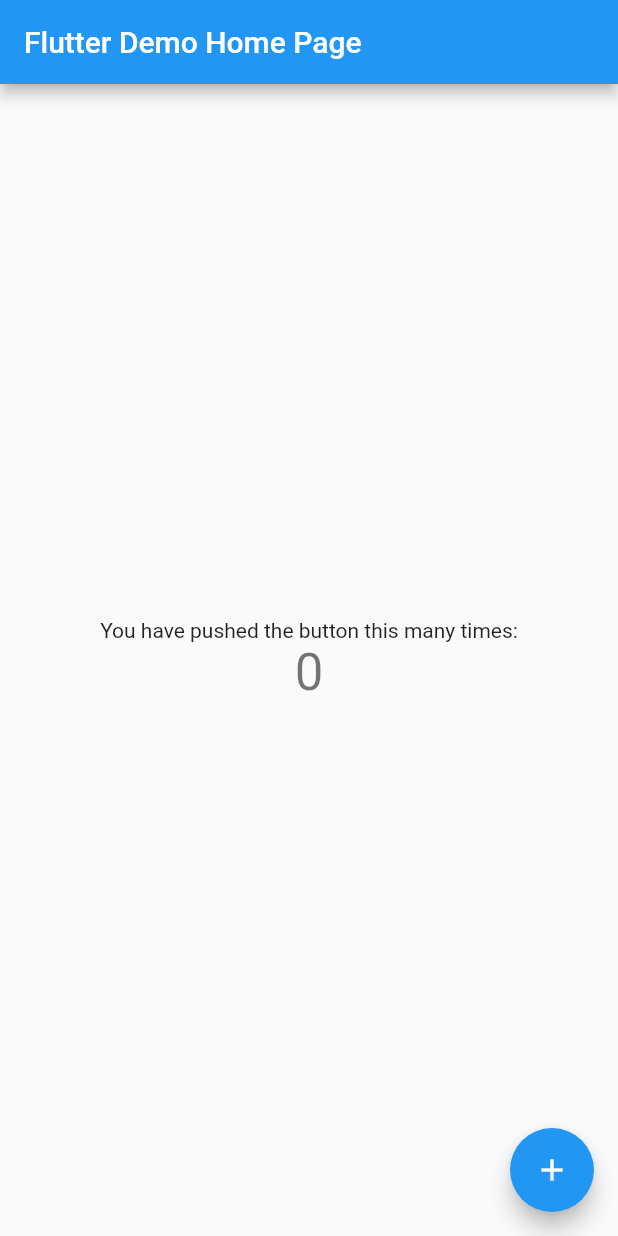
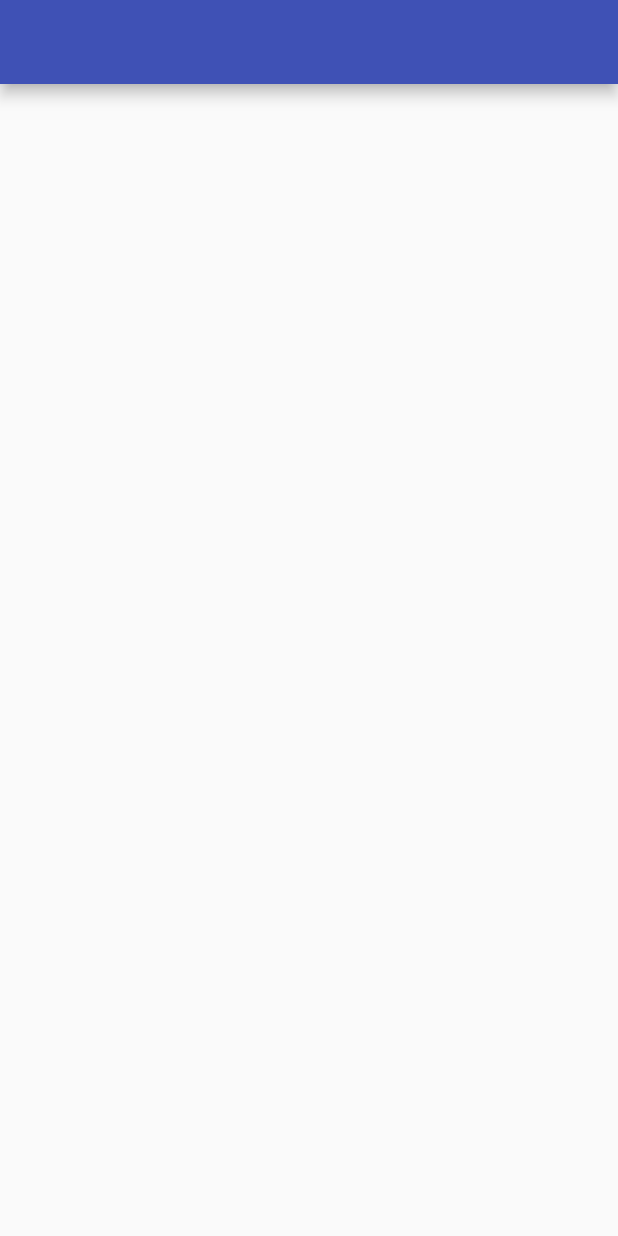
Before and after one commit to ujangproject/flutter_developer, a Flutter app: the screen it shows after launch, on a phone screen of 412 x 824 dp. Run offline on Flutter 3.47's test engine with Material 2 defaults, Android fonts, the phone set to English and light mode, and no system bars.

Commit message:
App Bar 1 100%

```diff
--- a/appbar_1/lib/main.dart
+++ b/appbar_1/lib/main.dart
@@ -7,109 +7,25 @@
 class MyApp extends StatelessWidget {
   const MyApp({Key? key}) : super(key: key);
 
-  // This widget is the root of your application.
   @override
   Widget build(BuildContext context) {
     return MaterialApp(
       title: 'Flutter Demo',
       theme: ThemeData(
-        // This is the theme of your application.
-        //
-        // Try running your application with "flutter run". You'll see the
-        // application has a blue toolbar. Then, without quitting the app, try
-        // changing the primarySwatch below to Colors.green and then invoke
-        // "hot reload" (press "r" in the console where you ran "flutter run",
-        // or simply save your changes to "hot reload" in a Flutter IDE).
-        // Notice that the counter didn't reset back to zero; the application
-        // is not restarted.
-        primarySwatch: Colors.blue,
+        primarySwatch: Colors.indigo,
       ),
-      home: const MyHomePage(title: 'Flutter Demo Home Page'),
+      home:Home()
     );
   }
 }
 
-class MyHomePage extends StatefulWidget {
-  const MyHomePage({Key? key, required this.title}) : super(key: key);
-
-  // This widget is the home page of your application. It is stateful, meaning
-  // that it has a State object (defined below) that contains fields that affect
-  // how it looks.
-
-  // This class is the configuration for the state. It holds the values (in this
-  // case the title) provided by the parent (in this case the App widget) and
-  // used by the build method of the State. Fields in a Widget subclass are
-  // always marked "final".
-
-  final String title;
-
-  @override
-  State<MyHomePage> createState() => _MyHomePageState();
-}
-
-class _MyHomePageState extends State<MyHomePage> {
-  int _counter = 0;
-
-  void _incrementCounter() {
-    setState(() {
-      // This call to setState tells the Flutter framework that something has
-      // changed in this State, which causes it to rerun the build method below
-      // so that the display can reflect the updated values. If we changed
-      // _counter without calling setState(), then the build method would not be
-      // called again, and so nothing would appear to happen.
-      _counter++;
-    });
-  }
+class Home extends StatelessWidget {
+  const Home({Key? key}) : super(key: key);
 
   @override
   Widget build(BuildContext context) {
-    // This method is rerun every time setState is called, for instance as done
-    // by the _incrementCounter method above.
-    //
-    // The Flutter framework has been optimized to make rerunning build methods
-    // fast, so that you can just rebuild anything that needs updating rather
-    // than having to individually change instances of widgets.
     return Scaffold(
-      appBar: AppBar(
-        // Here we take the value from the MyHomePage object that was created by
-        // the App.build method, and use it to set our appbar title.
-        title: Text(widget.title),
-      ),
-      body: Center(
-        // Center is a layout widget. It takes a single child and positions it
-        // in the middle of the parent.
-        child: Column(
-          // Column is also a layout widget. It takes a list of children and
-          // arranges them vertically. By default, it sizes itself to fit its
-          // children horizontally, and tries to be as tall as its parent.
-          //
-          // Invoke "debug painting" (press "p" in the console, choose the
-          // "Toggle Debug Paint" action from the Flutter Inspector in Android
-          // Studio, or the "Toggle Debug Paint" command in Visual Studio Code)
-          // to see the wireframe for each widget.
-          //
-          // Column has various properties to control how it sizes itself and
-          // how it positions its children. Here we use mainAxisAlignment to
-          // center the children vertically; the main axis here is the vertical
-          // axis because Columns are vertical (the cross axis would be
-          // horizontal).
-          mainAxisAlignment: MainAxisAlignment.center,
-          children: <Widget>[
-            const Text(
-              'You have pushed the button this many times:',
-            ),
-            Text(
-              '$_counter',
-              style: Theme.of(context).textTheme.headline4,
-            ),
-          ],
-        ),
-      ),
-      floatingActionButton: FloatingActionButton(
-        onPressed: _incrementCounter,
-        tooltip: 'Increment',
-        child: const Icon(Icons.add),
-      ), // This trailing comma makes auto-formatting nicer for build methods.
+      appBar: AppBar(),
     );
   }
 }
```
